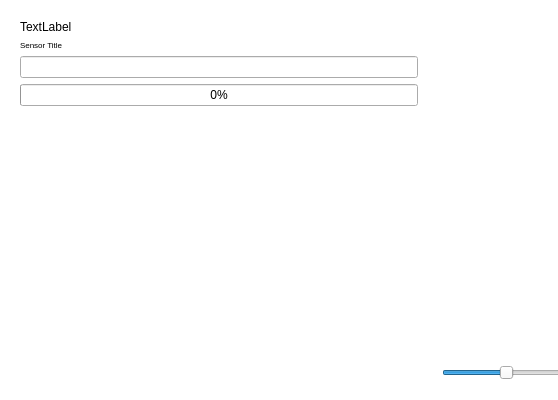
Qt form forms/sensorpanel.ui (GaitRehabilitation/SMART) before a commit; both pictures show x 0 to 558 and y 0 to 400 of the 1171 by 400 pixel window.
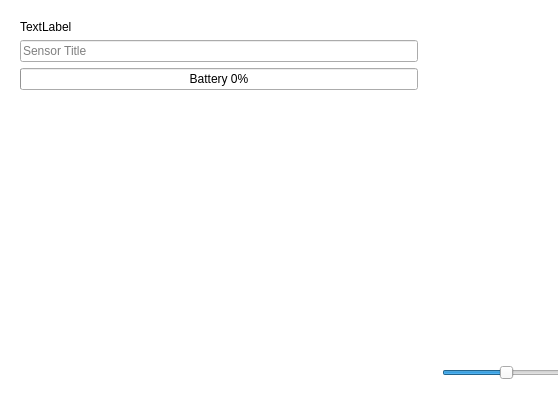
The same form after that commit. Custom widgets are drawn as their Qt base class.

Diff of the .ui file:
```diff
--- a/forms/sensorpanel.ui
+++ b/forms/sensorpanel.ui
@@ -43,24 +43,7 @@
       </sizepolicy>
      </property>
      <layout class="QGridLayout" name="gridLayout">
-      <item row="3" column="0" colspan="2">
-       <widget class="QLineEdit" name="sensorName"/>
-      </item>
-      <item row="0" column="0">
-       <widget class="QLabel" name="deviceAddress">
-        <property name="text">
-         <string>TextLabel</string>
-        </property>
-       </widget>
-      </item>
       <item row="5" column="0" colspan="2">
-       <widget class="QProgressBar" name="battery">
-        <property name="value">
-         <number>0</number>
-        </property>
-       </widget>
-      </item>
-      <item row="6" column="0" colspan="2">
        <spacer name="verticalSpacer">
         <property name="orientation">
          <enum>Qt::Vertical</enum>
@@ -73,14 +56,26 @@
         </property>
        </spacer>
       </item>
-      <item row="1" column="0">
-       <widget class="QLabel" name="label">
-        <property name="font">
-         <font>
-          <pointsize>6</pointsize>
-         </font>
-        </property>
+      <item row="0" column="0">
+       <widget class="QLabel" name="deviceAddress">
         <property name="text">
+         <string>TextLabel</string>
+        </property>
+       </widget>
+      </item>
+      <item row="4" column="0" colspan="2">
+       <widget class="QProgressBar" name="battery">
+        <property name="value">
+         <number>0</number>
+        </property>
+        <property name="format">
+         <string>Battery %p%</string>
+        </property>
+       </widget>
+      </item>
+      <item row="2" column="0" colspan="2">
+       <widget class="QLineEdit" name="sensorName">
+        <property name="placeholderText">
          <string>Sensor Title</string>
         </property>
        </widget>
```
